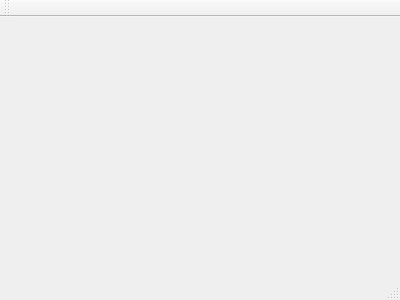
boufe16/mp3-visualizer, file visualizer/mainwindow.ui: the form before one commit.
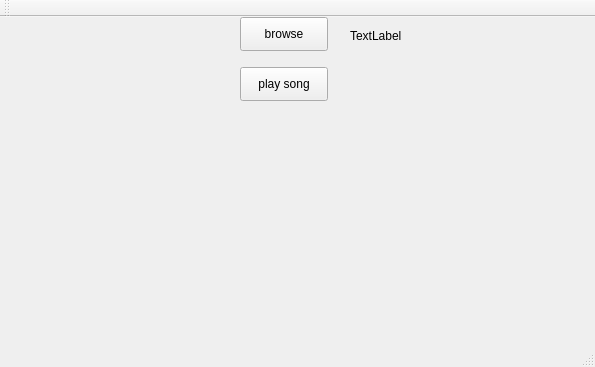
The form after the commit.

Diff of the .ui file:
```diff
--- a/visualizer/mainwindow.ui
+++ b/visualizer/mainwindow.ui
@@ -1,24 +1,79 @@
 <ui version="4.0">
  <class>MainWindow</class>
- <widget class="QMainWindow" name="MainWindow" >
-  <property name="geometry" >
+ <widget class="QMainWindow" name="MainWindow">
+  <property name="geometry">
    <rect>
     <x>0</x>
     <y>0</y>
-    <width>400</width>
-    <height>300</height>
+    <width>595</width>
+    <height>367</height>
    </rect>
   </property>
   <property name="windowTitle" >
    <string>MainWindow</string>
   </property>
-  <widget class="QMenuBar" name="menuBar" />
-  <widget class="QToolBar" name="mainToolBar" />
-  <widget class="QWidget" name="centralWidget" />
-  <widget class="QStatusBar" name="statusBar" />
+  <widget class="QWidget" name="centralWidget">
+   <widget class="QPushButton" name="openFS">
+    <property name="geometry">
+     <rect>
+      <x>240</x>
+      <y>0</y>
+      <width>88</width>
+      <height>34</height>
+     </rect>
+    </property>
+    <property name="text">
+     <string>browse</string>
+    </property>
+   </widget>
+   <widget class="QPushButton" name="pushButton">
+    <property name="geometry">
+     <rect>
+      <x>240</x>
+      <y>50</y>
+      <width>88</width>
+      <height>34</height>
+     </rect>
+    </property>
+    <property name="text">
+     <string>play song</string>
+    </property>
+   </widget>
+   <widget class="QLabel" name="label">
+    <property name="geometry">
+     <rect>
+      <x>350</x>
+      <y>10</y>
+      <width>141</width>
+      <height>18</height>
+     </rect>
+    </property>
+    <property name="text">
+     <string>TextLabel</string>
+    </property>
+   </widget>
+  </widget>
+  <widget class="QMenuBar" name="menuBar">
+   <property name="geometry">
+    <rect>
+     <x>0</x>
+     <y>0</y>
+     <width>595</width>
+     <height>30</height>
+    </rect>
+   </property>
+  </widget>
+  <widget class="QToolBar" name="mainToolBar">
+   <attribute name="toolBarArea">
+    <enum>TopToolBarArea</enum>
+   </attribute>
+   <attribute name="toolBarBreak">
+    <bool>false</bool>
+   </attribute>
+  </widget>
+  <widget class="QStatusBar" name="statusBar"/>
  </widget>
- <layoutDefault spacing="6" margin="11" />
- <pixmapfunction></pixmapfunction>
+ <layoutdefault spacing="6" margin="11"/>
  <resources/>
  <connections/>
 </ui>
```
Left out of the diff: 3 changed lines with no effect on the pictures.
